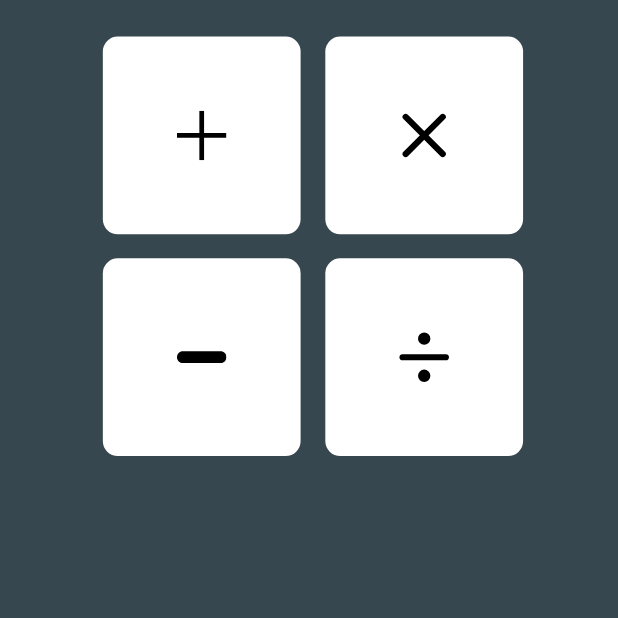
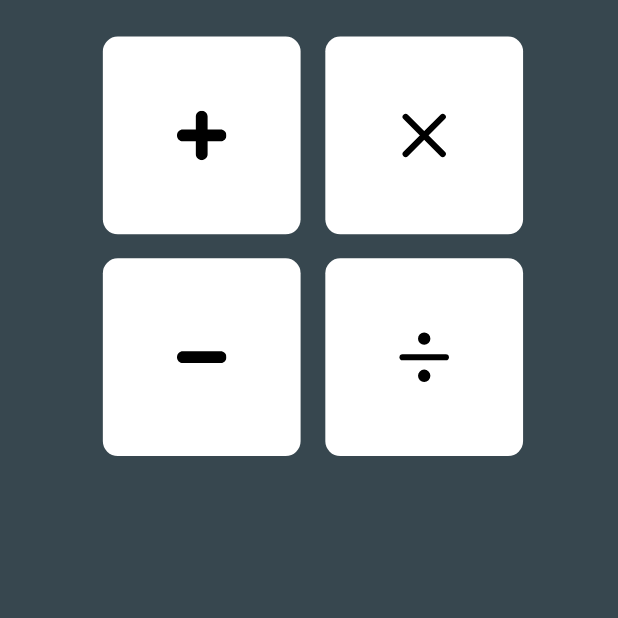
Before and after one commit to emilio-kariuki/calc, a Flutter app: the screen it shows after launch, on a phone screen of 412 x 824 dp, the part 530-1148 px from its top. Run offline on Flutter 3.47's test engine with Material 2 defaults, Android fonts, the phone set to English and light mode, and no system bars; our stand-ins replace flutter_svg, google_fonts; Roboto replaces fonts that are missing (Redressed).

Commit message:
February 17, 2022 1:34 PM

```diff
--- a/lib/calculator.dart
+++ b/lib/calculator.dart
@@ -207,7 +207,9 @@ class _HomeState extends State<Home> {
                 SizedBox(width: size.width * 0.13),
                 GestureDetector(
                   onTap: () {
-                    setState(() {});
+                    setState(() {
+                      doAddition();
+                    });
                   },
                   child: Container(
                       height: size.height * 0.16,
@@ -217,11 +219,17 @@ class _HomeState extends State<Home> {
                         borderRadius: BorderRadius.circular(10),
                       ),
                       child: Center(
-                          child: SvgPicture.asset("assets/add.svg",
+                          child: SvgPicture.asset("assets/addition.svg",
                               height: size.height * 0.04))),
                 ),
                 SizedBox(width: size.width * 0.04),
-                Container(
+                GestureDetector(
+                  onTap: () {
+                    setState(() {
+                      doMul();
+                    });
+                  },
+                  child: Container(
                       height: size.height * 0.16,
                       width: size.width * 0.32,
                       decoration: BoxDecoration(
@@ -231,6 +239,7 @@ class _HomeState extends State<Home> {
                       child: Center(
                           child: SvgPicture.asset("assets/multiply.svg",
                               height: size.height * 0.06))),
+                ),
               ],
             ),
           ),
@@ -239,7 +248,13 @@ class _HomeState extends State<Home> {
             child: Row(
               children: [
                 SizedBox(width: size.width * 0.13),
-                Container(
+                GestureDetector(
+                  onTap: () {
+                    setState(() {
+                      doSub();
+                    });
+                  },
+                  child: Container(
                       height: size.height * 0.16,
                       width: size.width * 0.32,
                       decoration: BoxDecoration(
@@ -249,8 +264,15 @@ class _HomeState extends State<Home> {
                       child: Center(
                           child: SvgPicture.asset("assets/minus.svg",
                               height: size.height * 0.04))),
+                ),
                 SizedBox(width: size.width * 0.04),
-                Container(
+                GestureDetector(
+                  onTap: () {
+                    setState(() {
+                      doDiv();
+                    });
+                  },
+                  child: Container(
                       height: size.height * 0.16,
                       width: size.width * 0.32,
                       decoration: BoxDecoration(
@@ -260,6 +282,7 @@ class _HomeState extends State<Home> {
                       child: Center(
                           child: SvgPicture.asset("assets/divide.svg",
                               height: size.height * 0.06))),
+                ),
               ],
             ),
           )
```
Also changed, not shown: assets/addition.svg (added). Lines whose indentation alone changed are shown as unchanged.
